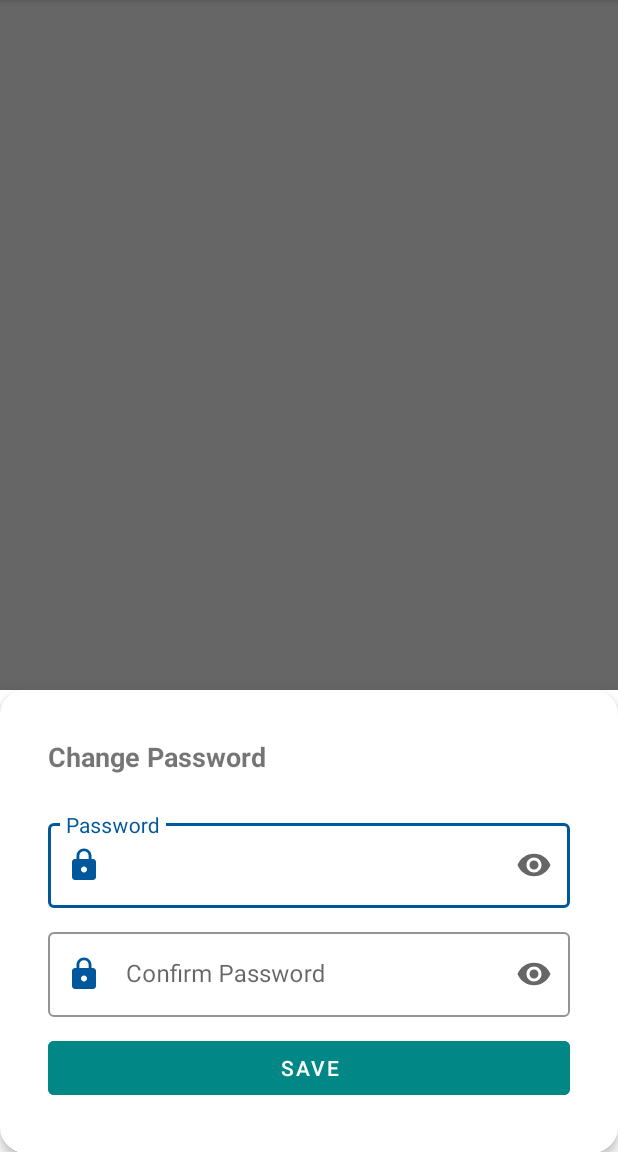
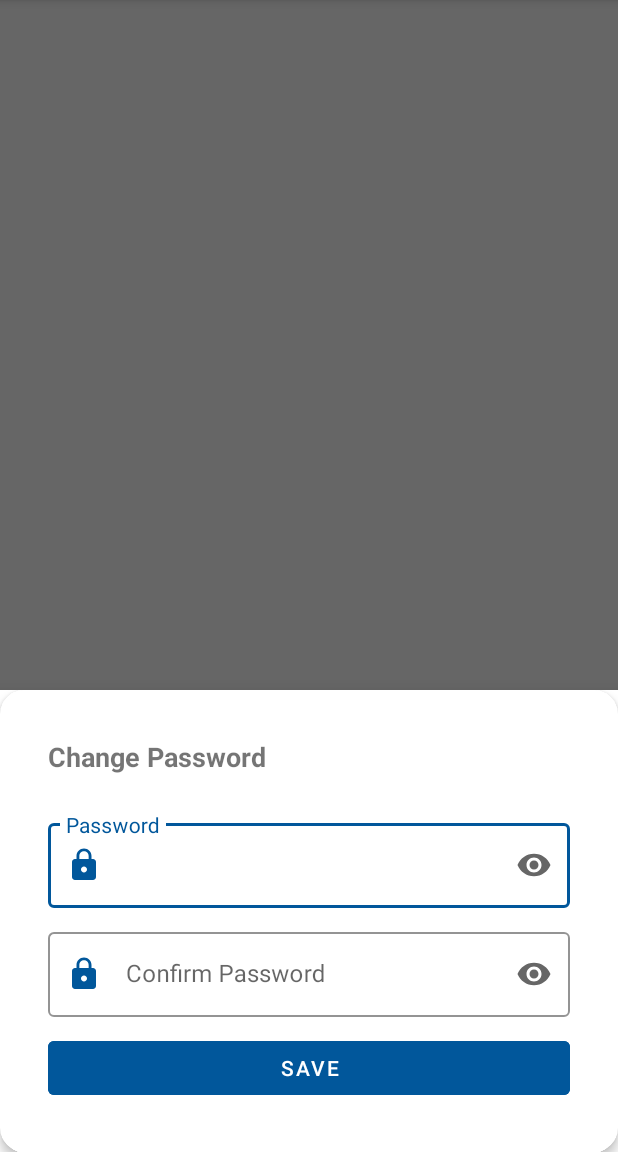
Before and after one commit to anantaputra08/kai-content-frontend-android, an Android app built with Jetpack Compose: the fragment ChangePasswordBottomSheetFragment shown on its own in the app's theme, on a phone screen of 412 x 824 dp, the part 84-1236 px from its top. Run offline under Robolectric (Android 15) with nearby library versions, the phone set to English and light mode, and no system bars; our stand-ins replace CircleImageView.

Commit message:
Update background tint to use primary_color for consistency

```diff
--- a/app/src/main/res/layout/fragment_change_password_bottom_sheet_list_dialog.xml
+++ b/app/src/main/res/layout/fragment_change_password_bottom_sheet_list_dialog.xml
@@ -77,7 +77,7 @@
             android:layout_width="match_parent"
             android:layout_height="wrap_content"
             android:layout_marginTop="10dp"
-            android:backgroundTint="@color/teal_700"
+            android:backgroundTint="@color/primary_color"
             android:text="Save"
             android:textColor="@color/white" />
     </LinearLayout>
--- a/app/src/main/res/layout/fragment_edit_profile.xml
+++ b/app/src/main/res/layout/fragment_edit_profile.xml
@@ -114,7 +114,7 @@
         android:layout_width="match_parent"
         android:layout_height="wrap_content"
         android:layout_marginTop="32dp"
-        android:backgroundTint="@color/teal_700"
+        android:backgroundTint="@color/primary_color"
         android:padding="12dp"
         android:text="Save"
         android:textAllCaps="false"
```
